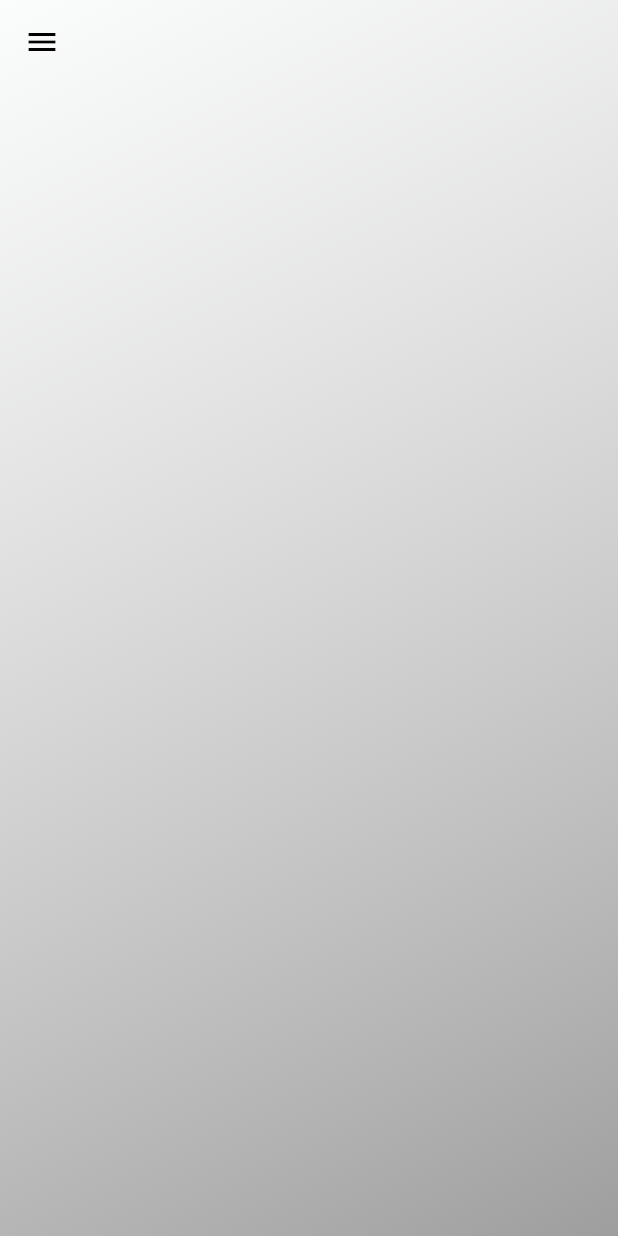
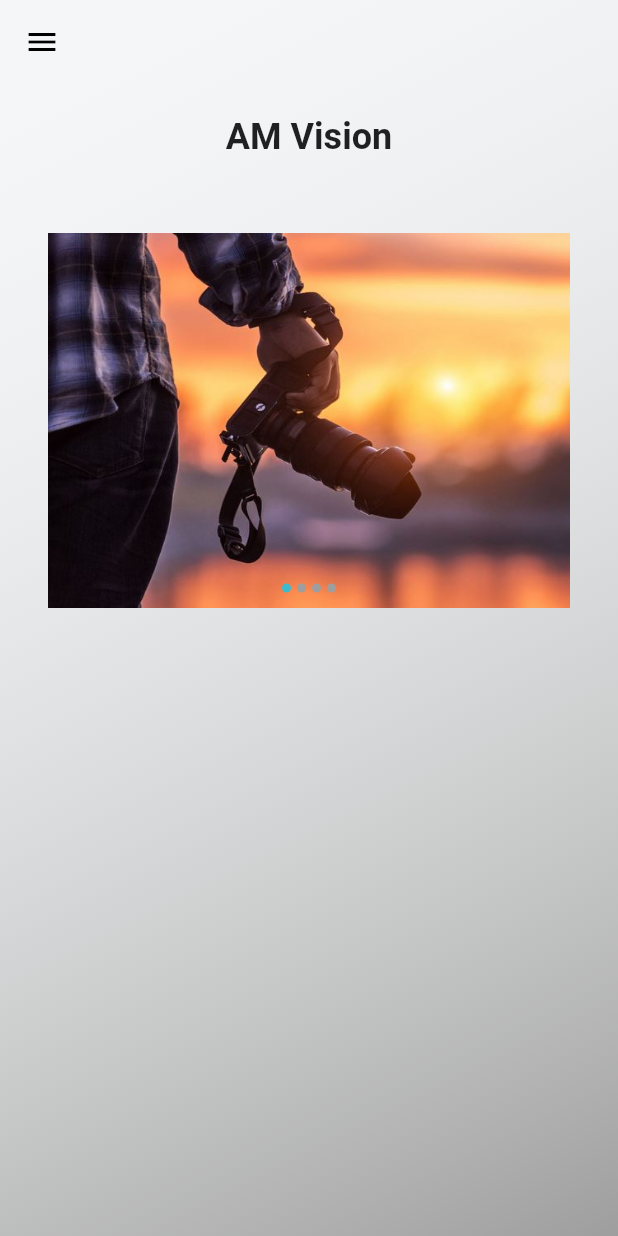
Before and after one commit to Heidelbergg/amvision_app, a Flutter app: the screen it shows after launch, on a phone screen of 412 x 824 dp. Run offline on Flutter 3.47's test engine with Material 2 defaults, Android fonts, the phone set to English and light mode, and no system bars; drawn by our look-alikes of flutter_image_slideshow; Roboto replaces fonts that are missing (Times New Roman).

Commit message:
Home Title + Slideshow

```diff
--- a/lib/home_screen.dart
+++ b/lib/home_screen.dart
@@ -1,4 +1,5 @@
 import 'package:flutter/material.dart';
+import 'package:flutter_image_slideshow/flutter_image_slideshow.dart';
 
 
 class HomeScreen extends StatefulWidget {
@@ -32,7 +33,7 @@ class _HomescreenState extends State<HomeScreen> {
               topRight: Radius.circular(10), bottomRight: Radius.circular(150)),
           child: Theme(
             data: Theme.of(context).copyWith(
-              canvasColor: Colors.white70,
+              canvasColor: Colors.white60,
             ),
             child: Drawer(
               child: ListView(
@@ -96,12 +97,61 @@ class _HomescreenState extends State<HomeScreen> {
     return Container(
       decoration: BoxDecoration(
         gradient: LinearGradient(
-          colors: [Colors.grey, Colors.white70],
+          colors: [Colors.grey, Colors.white10],
           begin: Alignment.bottomRight,
           end: Alignment.topLeft,
         ),
       ),
+      child: ListView(
+        padding: EdgeInsets.all(32),
+        children: [
+          buildbackgroundbody()
+        ],
+      ),
+    );
+  }
 
+  Widget buildbackgroundbody() {
+    return Column(
+      children: [
+        const SizedBox(height: 45,),
+        Text(
+          'AM Vision',
+          style: TextStyle(
+            fontSize: 24,
+            fontWeight: FontWeight.bold,
+            fontFamily: 'Times New Roman'
+          ),
+        ),
+        Container(
+          padding: EdgeInsets.only(top: 50),
+          child: ImageSlideshow(
+            width: double.infinity,
+            height: 250,
+            initialPage: 0,
+            indicatorBackgroundColor: Colors.grey,
+            children: [
+              Image.asset(
+                "assets/images/img1.jpg",
+                fit: BoxFit.fill,
+              ),
+              Image.asset(
+                "assets/images/img2.jpg",
+                fit: BoxFit.fill,
+              ),
+              Image.asset(
+                "assets/images/img3.jpg",
+                fit: BoxFit.fill,
+              ),
+              Image.asset(
+                "assets/images/img4.jpg",
+                fit: BoxFit.fill,
+              ),
+            ],
+            autoPlayInterval: 3000,
+          ),
+        ),
+        ],
     );
   }
 }
--- a/pubspec.yaml
+++ b/pubspec.yaml
@@ -23,6 +23,8 @@ environment:
 dependencies:
   flutter:
     sdk: flutter
+
+  flutter_image_slideshow: ^0.1.1
 
   # The following adds the Cupertino Icons font to your application.
   # Use with the CupertinoIcons class for iOS style icons.
@@ -73,3 +75,7 @@ flutter:
   #
   # For details regarding fonts from package dependencies,
   # see https://flutter.dev/custom-fonts/#from-packages
+fonts:
+  - family: Ikaros
+    fonts:
+      - asset: fonts/Ikaros-Regular.ttf
```
Also changed, not shown: assets/fonts/Ikaros-Regular.ttf (added), assets/images/img1.jpg (added), assets/images/img2.jpg (added), assets/images/img3.jpg (added), assets/images/img4.jpg (added), pubspec.lock.
